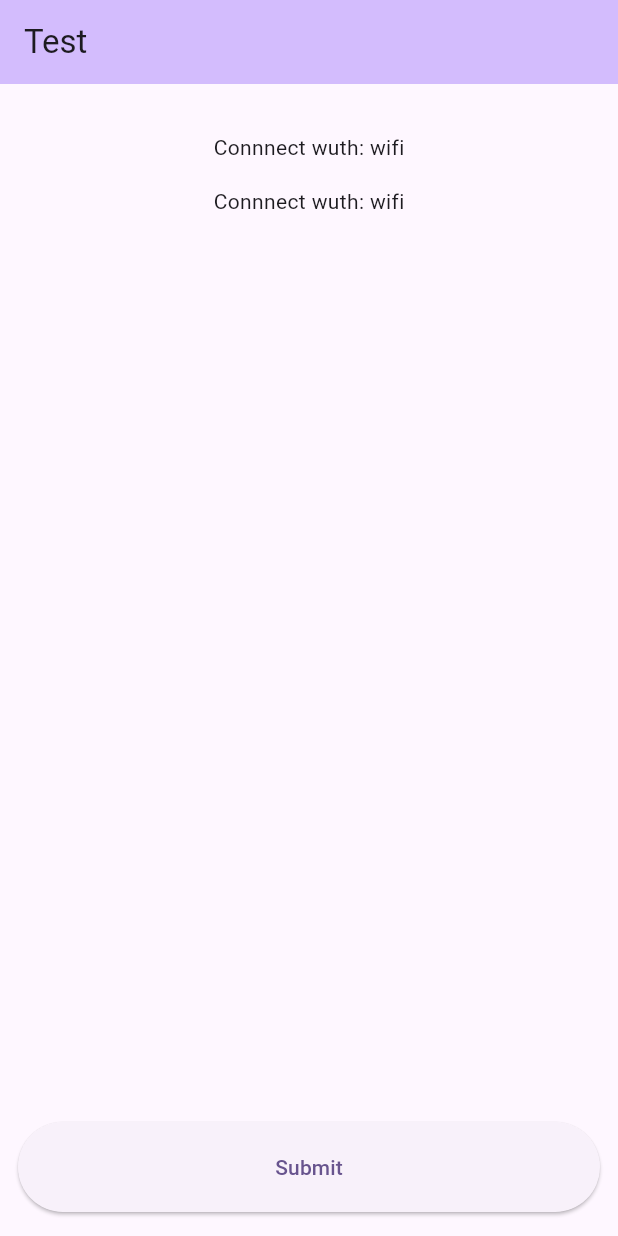
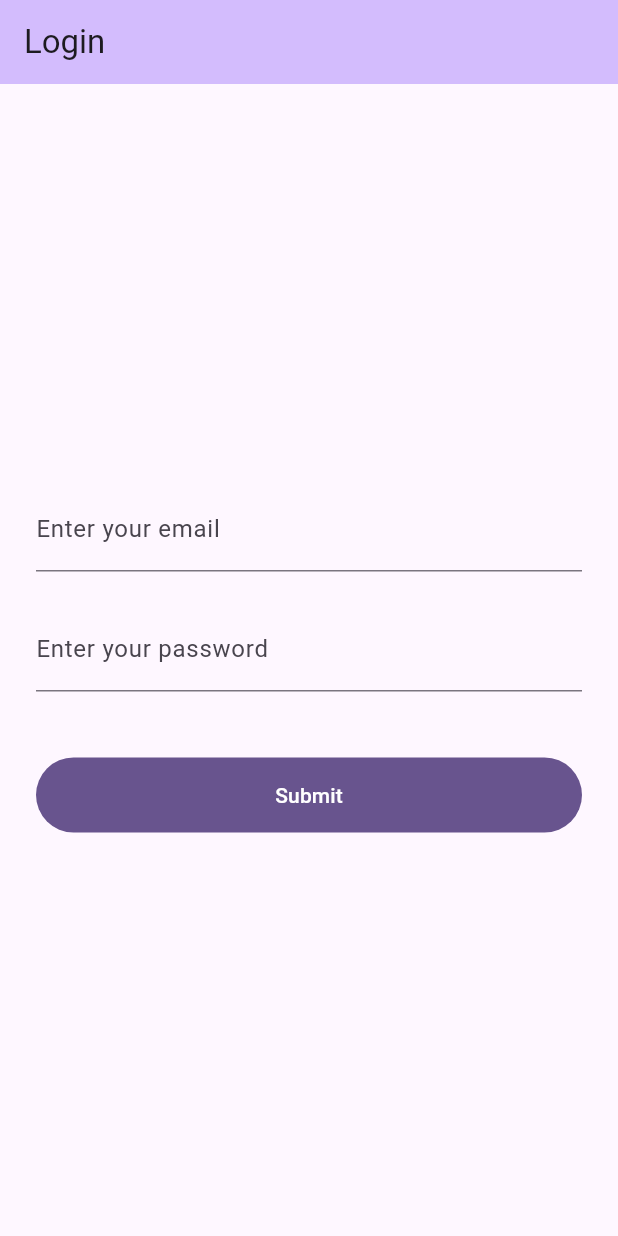
Before and after one commit to Mohammed-Al-Kuthari/flutter-auth-laravel, a Flutter app: the screen it shows after launch, on a phone screen of 412 x 824 dp. Run offline on Flutter 3.47's test engine with Material 2 defaults, Android fonts, the phone set to English and light mode, and no system bars; our stand-ins replace connectivity_plus, flutter_riverpod.

Commit message:
Design UI for signin page.

```diff
--- a/lib/main.dart
+++ b/lib/main.dart
@@ -1,6 +1,6 @@
 import 'package:flutter/material.dart';
 import 'package:flutter_riverpod/flutter_riverpod.dart';
-import 'package:learn/pages/button_page.dart';
+import 'package:learn/pages/login_page.dart';
 
 void main() {
   runApp(const ProviderScope(child: MyApp()));
@@ -18,7 +18,7 @@ class MyApp extends StatelessWidget {
         colorScheme: ColorScheme.fromSeed(seedColor: Colors.deepPurple),
         useMaterial3: true,
       ),
-      home: const ButtonPage(),
+      home: const LoginPage(),
     );
   }
 }
--- a/lib/pages/button_page.dart
+++ b/lib/pages/button_page.dart
@@ -1,6 +1,7 @@
 import 'package:flutter/foundation.dart';
 import 'package:flutter/material.dart';
 import 'package:flutter_riverpod/flutter_riverpod.dart';
+import 'package:learn/exceptions/connectivity/connectivity_exception.dart';
 import 'package:learn/providers/shaired.dart';
 
 class ButtonPage extends ConsumerWidget {
@@ -8,6 +9,18 @@ class ButtonPage extends ConsumerWidget {
 
   @override
   Widget build(BuildContext context, WidgetRef ref) {
+    ref.listen(connectivityStreamProvider, (previous, next) {
+      next.whenOrNull(error: (err, _) {
+        return ScaffoldMessenger.of(context).showSnackBar(
+          SnackBar(
+            content: err is ConnectivityExption
+                ? Text(err.getMessage())
+                : const Text("Unknown Error"),
+          ),
+        );
+      });
+    });
+
     final connectivityProvicer = ref.watch(connectivityControllerProvider);
     final connectivityStreamProvicer = ref.watch(connectivityStreamProvider);
     ThemeData currentTheme = Theme.of(context);
@@ -25,13 +38,15 @@ class ButtonPage extends ConsumerWidget {
               data: (data) => Column(
                 children: <Widget>[
                   const SizedBox(height: 32),
-                  Text("Connnect wuth: ${data.toString().split('.').last}"),
+                  Text("Connnect wuth: ${data.toString()}"),
                 ],
               ),
-              error: (e, _) => Column(
+              error: (err, _) => Column(
                 children: <Widget>[
                   const SizedBox(height: 32),
-                  Text("Connnect wuth: ${e.toString()}"),
+                  err is ConnectivityExption
+                      ? Text(err.getMessage())
+                      : const Text("Unknown Error"),
                 ],
               ),
               loading: () => const Column(
@@ -43,15 +58,16 @@ class ButtonPage extends ConsumerWidget {
             ),
           ),
           Center(
-            child: connectivityStreamProvicer.when(
+            child: connectivityStreamProvicer.whenOrNull(
               data: (data) => Column(
                 children: <Widget>[
                   const SizedBox(height: 16),
                   Text("Connnect wuth: ${data.toString().split('.').last}"),
                 ],
               ),
-              error: (e, _) => const Text('error'),
-              loading: () => const Center(child: CircularProgressIndicator()),
+              error: (err, _) => err is ConnectivityExption
+                  ? Text(err.getMessage())
+                  : const Text("Unknown Error"),
             ),
           ),
           Expanded(
@@ -60,16 +76,21 @@ class ButtonPage extends ConsumerWidget {
               child: Column(
                 mainAxisAlignment: MainAxisAlignment.end,
                 children: <Widget>[
-                  Padding(
-                    padding: const EdgeInsets.symmetric(horizontal: 12),
-                    child: SizedBox(
-                      width: double.infinity,
-                      child: LoadingButton(
-                        onClick: ref
-                            .read(connectivityControllerProvider.notifier)
-                            .checkConnectivity,
-                      ),
+                  FilledButton.tonal(
+                    style: FilledButton.styleFrom(
+                      minimumSize: const Size.fromHeight(22),
+                      padding: const EdgeInsets.symmetric(vertical: 16),
                     ),
+                    onPressed: () {},
+                    child: const Text("Start"),
+                  ),
+                  const SizedBox(
+                    width: 12,
+                  ),
+                  LoadingButton(
+                    onClick: ref
+                        .read(connectivityControllerProvider.notifier)
+                        .checkConnectivity,
                   ),
                 ],
               ),
@@ -109,16 +130,16 @@ class _LoadingButtonState extends State<LoadingButton> {
     return ElevatedButton(
       style: ElevatedButton.styleFrom(
         padding: const EdgeInsets.symmetric(vertical: 20),
-        // textStyle: Theme.of(context).textTheme.titleMedium,
+        minimumSize: const Size.fromHeight(16),
+        textStyle: Theme.of(context).textTheme.titleMedium,
       ),
       onPressed: isLoading ? null : pay,
       child: isLoading
-          ? const SizedBox(
-              width: 20,
-              height: 20,
+          ? const SizedBox.square(
+              dimension: 20,
               child: CircularProgressIndicator(),
             )
-          : const Text('Submit'),
+          : const Text('Refresh'),
     );
   }
 }
--- /dev/null
+++ b/lib/pages/login_page.dart
@@ -0,0 +1,183 @@
+import 'package:flutter/material.dart';
+import 'package:flutter_riverpod/flutter_riverpod.dart';
+
+class LoginPage extends StatelessWidget {
+  const LoginPage({Key? key}) : super(key: key);
+  @override
+  Widget build(BuildContext context) {
+    return Scaffold(
+      appBar: AppBar(
+        title: const Text('Login'),
+        backgroundColor: Theme.of(context).colorScheme.inversePrimary,
+      ),
+      body: const Padding(
+        padding: EdgeInsets.all(24),
+        child: Center(
+          child: TextSubmitWidget(),
+        ), //
+      ),
+    );
+  }
+}
+
+class TextSubmitWidget extends ConsumerStatefulWidget {
+  const TextSubmitWidget({Key? key}) : super(key: key);
+
+  @override
+  ConsumerState<TextSubmitWidget> createState() => _TextSubmitWidgetState();
+}
+
+class _TextSubmitWidgetState extends ConsumerState<TextSubmitWidget> {
+  final _emailController = TextEditingController();
+  final _passController = TextEditingController();
+
+  final _formKey = GlobalKey<FormState>();
+  bool _isSubmitted = false;
+  bool _isSubmitting = false;
+
+  @override
+  void dispose() {
+    _emailController.dispose();
+    _passController.dispose();
+    super.dispose();
+  }
+
+  String? get _emailErrorText {
+    final text = _emailController.value.text;
+    if (text.isEmpty) {
+      return 'Error: Can\'t be empty';
+    }
+    if (text.length < 4) {
+      return 'Error: Too short';
+    }
+    return null;
+  }
+
+  String? get _passErrorText {
+    final text = _passController.value.text;
+    if (text.isEmpty) {
+      return 'Error: Can\'t be empty';
+    }
+    if (text.length < 4) {
+      return 'Error: Too short';
+    }
+    return null;
+  }
+
+  void _submit() async {
+    final form = _formKey.currentState!;
+    setState(() {
+      _isSubmitted = true;
+      _isSubmitting = true;
+    });
+    if (form.validate()) {
+      form.save();
+
+      final formData = {
+        'email': _emailController.value.text,
+        'password': _passController.value.text,
+      };
+
+      await Future.delayed(const Duration(seconds: 2));
+      debugPrint(formData.toString());
+    }
+    setState(() => _isSubmitting = false);
+  }
+
+  @override
+  Widget build(BuildContext context) {
+    return Form(
+      key: _formKey,
+      child: Column(
+        mainAxisSize: MainAxisSize.min,
+        crossAxisAlignment: CrossAxisAlignment.stretch,
+        children: [
+          SizedBox(
+            height: 80,
+            child: CustomTextField(
+              label: "Enter your email",
+              controller: _emailController,
+              isSubmitted: _isSubmitted,
+              errorText: _emailErrorText,
+              validator: (text) {
+                if (text == null || text.isEmpty) {
+                  return 'validator: Can\'t be empty';
+                }
+                if (text.length < 4) {
+                  return 'validator: Too short';
+                }
+                return null;
+              },
+            ),
+          ),
+          SizedBox(
+            height: 80,
+            child: CustomTextField(
+              label: "Enter your password",
+              controller: _passController,
+              isSubmitted: _isSubmitted,
+              errorText: _passErrorText,
+              validator: (text) {
+                if (text == null || text.isEmpty) {
+                  return 'validator: Can\'t be empty';
+                }
+                if (text.length < 4) {
+                  return 'validator: Too short';
+                }
+                return null;
+              },
+            ),
+          ),
+          const SizedBox(height: 20),
+          SizedBox(
+            height: 50,
+            child: FilledButton(
+              onPressed: _isSubmitting ? null : _submit,
+              child: _isSubmitting
+                  ? const CircularProgressIndicator()
+                  : const Text('Submit'),
+            ),
+          )
+        ],
+      ),
+    );
+  }
+}
+
+class CustomTextField extends StatelessWidget {
+  final TextEditingController controller;
+  final String label;
+  final bool isSubmitted;
+  final String? errorText;
+  final FormFieldValidator<String>? validator;
+
+  const CustomTextField({
+    super.key,
+    required this.label,
+    required this.controller,
+    required this.isSubmitted,
+    required this.errorText,
+    required this.validator,
+  });
+
+  @override
+  Widget build(BuildContext context) {
+    return ValueListenableBuilder(
+      valueListenable: controller,
+      builder: (context, TextEditingValue value, __) {
+        return TextFormField(
+          autovalidateMode: isSubmitted
+              ? AutovalidateMode.onUserInteraction
+              : AutovalidateMode.disabled,
+          validator: validator,
+          controller: controller,
+          decoration: InputDecoration(
+            labelText: label,
+            // the errorText getter *depends* on _controller
+            errorText: isSubmitted ? errorText : null,
+          ),
+        );
+      },
+    );
+  }
+}
```
Also changed, not shown: lib/exceptions/connectivity/connectivity_exception.dart (added, +7 -0 lines), lib/repositories/connectivity/connectivity_repository.dart (+8 -2 lines), 1 other file.
